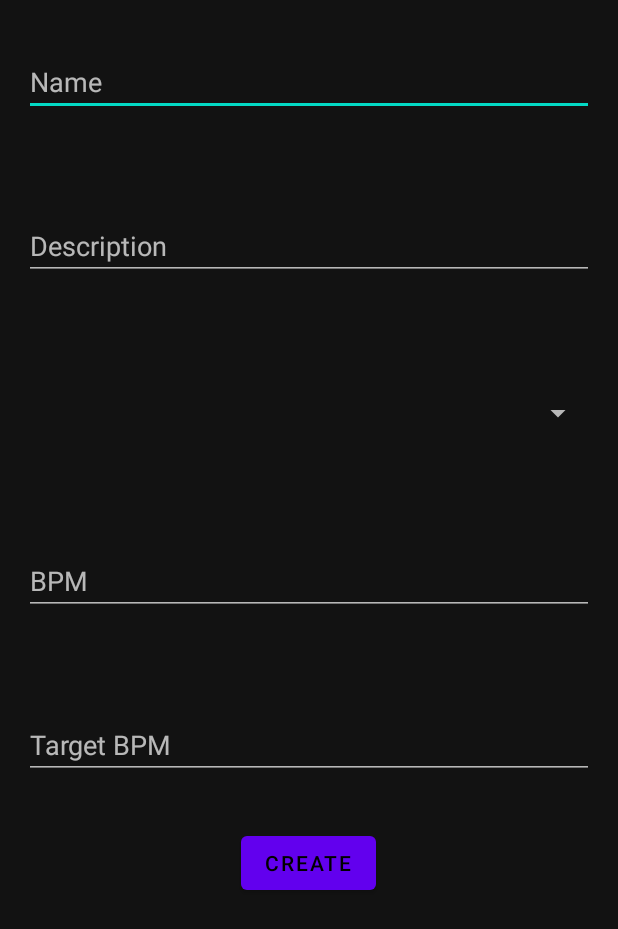
After one commit to vikaShenoy/MusicDojo, an Android app: the layout create_exercise.xml on its own in the app's theme, with its tools: preview values and no code run, on a phone screen of 412 x 824 dp. The commit adds this screen. Shown: the top 929 px of the screen. Run offline under Robolectric (Android 15) with nearby library versions, the phone set to English and light mode, and no system bars.

Commit message:
Add models and exercise screen widgets

```diff
--- /dev/null
+++ b/app/src/main/java/com/example/musicdojo/model/Category.kt
@@ -0,0 +1,4 @@
+package com.example.musicdojo.model
+
+class Category(val name: String = "") {
+}
--- /dev/null
+++ b/app/src/main/java/com/example/musicdojo/model/Exercise.kt
@@ -0,0 +1,11 @@
+package com.example.musicdojo.model
+
+class Exercise(
+    val name: String = "",
+    val description: String = "",
+    val category: Category? = null,
+    val bpm: Int = 0,
+    val targetBpm: Int = 0,
+    val duration: Int = 0
+) {
+}
--- /dev/null
+++ b/app/src/main/java/com/example/musicdojo/model/Schedule.kt
@@ -0,0 +1,8 @@
+package com.example.musicdojo.model
+
+class Schedule(
+    val name: String = "",
+    val exercises: List<Exercise>? = null,
+    val completed: Boolean = false
+) {
+}
--- /dev/null
+++ b/app/src/main/res/layout/create_exercise.xml
@@ -0,0 +1,95 @@
+<?xml version="1.0" encoding="utf-8"?>
+<androidx.constraintlayout.widget.ConstraintLayout
+    xmlns:android="http://schemas.android.com/apk/res/android"
+    xmlns:app="http://schemas.android.com/apk/res-auto"
+    xmlns:tools="http://schemas.android.com/tools"
+    android:layout_width="match_parent"
+    android:layout_height="match_parent">
+
+    <EditText
+        android:id="@+id/nameText"
+        android:layout_width="0dp"
+        android:layout_height="wrap_content"
+        android:layout_marginStart="16dp"
+        android:layout_marginTop="32dp"
+        android:layout_marginEnd="16dp"
+        android:layout_marginBottom="32dp"
+        android:ems="10"
+        android:hint="@string/name"
+        android:inputType="textPersonName"
+        app:layout_constraintBottom_toTopOf="@+id/descriptionText"
+        app:layout_constraintEnd_toEndOf="parent"
+        app:layout_constraintStart_toStartOf="parent"
+        app:layout_constraintTop_toTopOf="parent" />
+
+    <EditText
+        android:id="@+id/descriptionText"
+        android:layout_width="0dp"
+        android:layout_height="wrap_content"
+        android:layout_marginStart="16dp"
+        android:layout_marginTop="32dp"
+        android:layout_marginEnd="16dp"
+        android:layout_marginBottom="32dp"
+        android:ems="10"
+        android:hint="@string/description"
+        android:inputType="textPersonName"
+        app:layout_constraintBottom_toTopOf="@+id/categorySpinner"
+        app:layout_constraintEnd_toEndOf="parent"
+        app:layout_constraintStart_toStartOf="parent"
+        app:layout_constraintTop_toBottomOf="@+id/nameText" />
+
+    <Spinner
+        android:id="@+id/categorySpinner"
+        android:layout_width="0dp"
+        android:layout_height="50dp"
+        android:layout_marginStart="16dp"
+        android:layout_marginTop="32dp"
+        android:layout_marginEnd="16dp"
+        android:layout_marginBottom="32dp"
+        app:layout_constraintBottom_toTopOf="@+id/bpmText"
+        app:layout_constraintEnd_toEndOf="parent"
+        app:layout_constraintStart_toStartOf="parent"
+        app:layout_constraintTop_toBottomOf="@+id/descriptionText" />
+
+    <EditText
+        android:id="@+id/targetBpmText"
+        android:layout_width="0dp"
+        android:layout_height="wrap_content"
+        android:layout_marginStart="16dp"
+        android:layout_marginTop="64dp"
+        android:layout_marginEnd="16dp"
+        android:ems="10"
+        android:hint="@string/targetBpm"
+        android:inputType="textPersonName"
+        app:layout_constraintEnd_toEndOf="parent"
+        app:layout_constraintHorizontal_bias="0.0"
+        app:layout_constraintStart_toStartOf="parent"
+        app:layout_constraintTop_toBottomOf="@+id/bpmText" />
+
+    <EditText
+        android:id="@+id/bpmText"
+        android:layout_width="0dp"
+        android:layout_height="wrap_content"
+        android:layout_marginStart="16dp"
+        android:layout_marginTop="32dp"
+        android:layout_marginEnd="16dp"
+        android:layout_marginBottom="32dp"
+        android:ems="10"
+        android:hint="@string/bpm"
+        android:inputType="textPersonName"
+        app:layout_constraintBottom_toTopOf="@+id/targetBpmText"
+        app:layout_constraintEnd_toEndOf="parent"
+        app:layout_constraintStart_toStartOf="parent"
+        app:layout_constraintTop_toBottomOf="@+id/categorySpinner" />
+
+    <Button
+        android:id="@+id/createButton"
+        android:layout_width="wrap_content"
+        android:layout_height="wrap_content"
+        android:layout_marginTop="32dp"
+        android:text="Create"
+        app:layout_constraintEnd_toEndOf="parent"
+        app:layout_constraintHorizontal_bias="0.498"
+        app:layout_constraintStart_toStartOf="parent"
+        app:layout_constraintTop_toBottomOf="@+id/targetBpmText" />
+</androidx.constraintlayout.widget.ConstraintLayout>
--- a/app/src/main/res/values/strings.xml
+++ b/app/src/main/res/values/strings.xml
@@ -3,4 +3,9 @@
     <string name="menu_schedule">Schedule</string>
     <string name="menu_metronome">Metronome</string>
     <string name="menu_timer">Timer</string>
+
+    <string name="name">Name</string>
+    <string name="description">Description</string>
+    <string name="bpm">BPM</string>
+    <string name="targetBpm">Target BPM</string>
 </resources>
```
